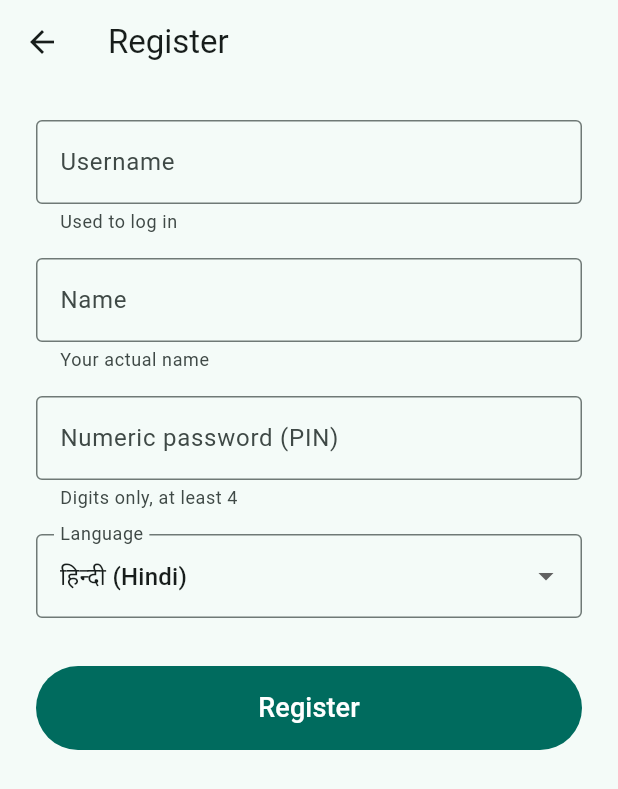
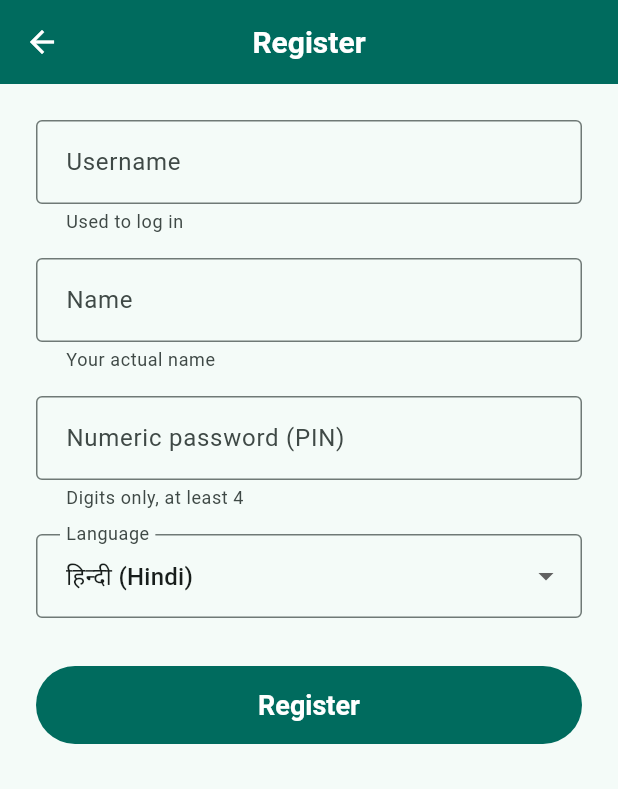
Before and after one commit to SympharixIndia/aawaaz, a Flutter app: the screen it shows after launch, after a tap on "Register (new worker)", on a phone screen of 412 x 824 dp. Shown: the top 789 px of the screen. Run offline on Flutter 3.47's test engine with Material 3 defaults, Android fonts, the phone set to English and light mode, and no system bars; our stand-ins replace flutter_tts, speech_to_text.

Commit message:
Step 7: UI polish (theme, icons, contrast)
- Central aawaazTheme: taller buttons, outlined inputs, colored app bar,
  comfortable density, light + dark themes
- Per-category icons (categoryIcon) shown on dashboard, My Status and confirm
- Urgency color accent on dashboard cards for at-a-glance scanning

Co-Authored-By: Claude Opus 4.8 <noreply@anthropic.com>

```diff
--- a/aawaaz-mobile/lib/main.dart
+++ b/aawaaz-mobile/lib/main.dart
@@ -4,6 +4,7 @@ import 'package:provider/provider.dart';
 import 'constants.dart';
 import 'data/app_repository.dart';
 import 'screens/home_screen.dart';
+import 'ui/theme.dart';
 
 void main() {
   runApp(
@@ -22,10 +23,8 @@ class AawaazApp extends StatelessWidget {
     return MaterialApp(
       title: AppConstants.appName,
       debugShowCheckedModeBanner: false,
-      theme: ThemeData(
-        colorScheme: ColorScheme.fromSeed(seedColor: const Color(0xFF00695C)),
-        useMaterial3: true,
-      ),
+      theme: aawaazTheme(Brightness.light),
+      darkTheme: aawaazTheme(Brightness.dark),
       home: const HomeScreen(),
     );
   }
--- a/aawaaz-mobile/lib/screens/my_status_screen.dart
+++ b/aawaaz-mobile/lib/screens/my_status_screen.dart
@@ -76,6 +76,8 @@ class _StatusCard extends StatelessWidget {
           children: [
             Row(
               children: [
+                Icon(categoryIcon(category.key), size: 20, color: scheme.primary),
+                const SizedBox(width: 8),
                 Expanded(
                   child: Text('#${query.ticketNo} · ${category.label}',
                       style: const TextStyle(fontWeight: FontWeight.bold)),
--- a/aawaaz-mobile/lib/screens/query_capture_screen.dart
+++ b/aawaaz-mobile/lib/screens/query_capture_screen.dart
@@ -234,7 +234,10 @@ class _QueryCaptureScreenState extends State<QueryCaptureScreen> {
         Wrap(
           spacing: 8,
           children: [
-            Chip(label: Text(category.label)),
+            Chip(
+              avatar: Icon(categoryIcon(category.key), size: 18),
+              label: Text(category.label),
+            ),
             Chip(
               label: Text(urgencyLabel(_result!.urgency)),
               side: BorderSide(color: urgencyColor(_result!.urgency, scheme)),
--- /dev/null
+++ b/aawaaz-mobile/lib/ui/theme.dart
@@ -0,0 +1,45 @@
+import 'package:flutter/material.dart';
+
+/// App theme tuned for the factory floor: larger text, tall tap targets, strong
+/// contrast, consistent outlined inputs.
+ThemeData aawaazTheme(Brightness brightness) {
+  final scheme = ColorScheme.fromSeed(
+    seedColor: const Color(0xFF00695C),
+    brightness: brightness,
+  );
+  final base = ThemeData(colorScheme: scheme, useMaterial3: true);
+
+  return base.copyWith(
+    visualDensity: VisualDensity.comfortable,
+    filledButtonTheme: FilledButtonThemeData(
+      style: FilledButton.styleFrom(
+        minimumSize: const Size.fromHeight(56),
+        textStyle: const TextStyle(fontSize: 18, fontWeight: FontWeight.w600),
+      ),
+    ),
+    outlinedButtonTheme: OutlinedButtonThemeData(
+      style: OutlinedButton.styleFrom(
+        minimumSize: const Size.fromHeight(52),
+        textStyle: const TextStyle(fontSize: 16, fontWeight: FontWeight.w600),
+      ),
+    ),
+    inputDecorationTheme: const InputDecorationTheme(
+      border: OutlineInputBorder(),
+      contentPadding: EdgeInsets.symmetric(horizontal: 16, vertical: 18),
+    ),
+    appBarTheme: AppBarTheme(
+      backgroundColor: scheme.primary,
+      foregroundColor: scheme.onPrimary,
+      centerTitle: true,
+      titleTextStyle: TextStyle(
+        color: scheme.onPrimary,
+        fontSize: 20,
+        fontWeight: FontWeight.w600,
+      ),
+    ),
+    cardTheme: const CardThemeData(
+      clipBehavior: Clip.antiAlias,
+      elevation: 1,
+    ),
+  );
+}
```
Also changed, not shown: aawaaz-mobile/lib/screens/manager_dashboard_screen.dart (+10 -2 lines), aawaaz-mobile/lib/ui/formatting.dart (+10 -0 lines), 1 other file.
